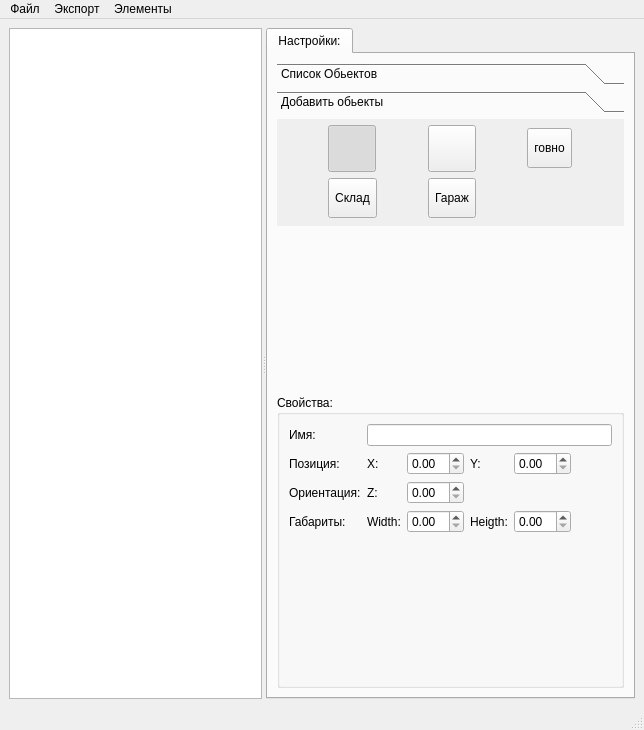
Old version of the form main_window.ui in the repository AlexLexx706/scene_editor.
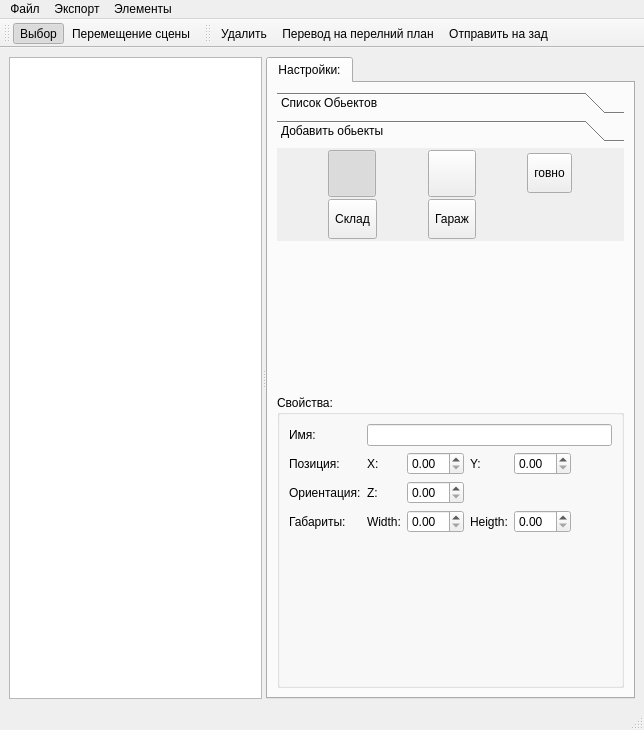
New version of the form. Icons and pictures are not drawn. Custom widgets are drawn as their Qt base class.

```diff
--- a/main_window.ui
+++ b/main_window.ui
@@ -27,6 +27,14 @@
        <property name="horizontalScrollBarPolicy">
         <enum>Qt::ScrollBarAlwaysOff</enum>
        </property>
+       <property name="sceneRect">
+        <rectf>
+         <x>-500.000000000000000</x>
+         <y>-500.000000000000000</y>
+         <width>1000.000000000000000</width>
+         <height>1000.000000000000000</height>
+        </rectf>
+       </property>
        <property name="renderHints">
         <set>QPainter::Antialiasing|QPainter::HighQualityAntialiasing</set>
        </property>
@@ -91,7 +99,7 @@
               <x>0</x>
               <y>0</y>
               <width>332</width>
-              <height>114</height>
+              <height>98</height>
              </rect>
             </property>
             <attribute name="label">
@@ -416,6 +424,33 @@
    <addaction name="menu_elements"/>
   </widget>
   <widget class="QStatusBar" name="statusbar"/>
+  <widget class="QToolBar" name="toolBar">
+   <property name="windowTitle">
+    <string>toolBar</string>
+   </property>
+   <attribute name="toolBarArea">
+    <enum>TopToolBarArea</enum>
+   </attribute>
+   <attribute name="toolBarBreak">
+    <bool>false</bool>
+   </attribute>
+   <addaction name="action_select_state"/>
+   <addaction name="action_drag_scene"/>
+  </widget>
+  <widget class="QToolBar" name="toolBar_2">
+   <property name="windowTitle">
+    <string>toolBar_2</string>
+   </property>
+   <attribute name="toolBarArea">
+    <enum>TopToolBarArea</enum>
+   </attribute>
+   <attribute name="toolBarBreak">
+    <bool>false</bool>
+   </attribute>
+   <addaction name="action_remove"/>
+   <addaction name="action_bring_to_front"/>
+   <addaction name="action_send_to_back"/>
+  </widget>
   <action name="action_save">
    <property name="text">
     <string>Сохранить</string>
@@ -439,6 +474,51 @@
     <string>Del</string>
    </property>
   </action>
+  <action name="action_select_state">
+   <property name="checkable">
+    <bool>true</bool>
+   </property>
+   <property name="checked">
+    <bool>true</bool>
+   </property>
+   <property name="icon">
+    <iconset resource="resourses.qrc">
+     <normaloff>:/images/pointer.png</normaloff>:/images/pointer.png</iconset>
+   </property>
+   <property name="text">
+    <string>Выбор</string>
+   </property>
+  </action>
+  <action name="action_drag_scene">
+   <property name="checkable">
+    <bool>true</bool>
+   </property>
+   <property name="icon">
+    <iconset resource="resourses.qrc">
+     <normaloff>:/images/Drag.png</normaloff>:/images/Drag.png</iconset>
+   </property>
+   <property name="text">
+    <string>Перемещение сцены</string>
+   </property>
+  </action>
+  <action name="action_bring_to_front">
+   <property name="icon">
+    <iconset resource="resourses.qrc">
+     <normaloff>:/images/bringtofront.png</normaloff>:/images/bringtofront.png</iconset>
+   </property>
+   <property name="text">
+    <string>Перевод на перелний план</string>
+   </property>
+  </action>
+  <action name="action_send_to_back">
+   <property name="icon">
+    <iconset resource="resourses.qrc">
+     <normaloff>:/images/sendtoback.png</normaloff>:/images/sendtoback.png</iconset>
+   </property>
+   <property name="text">
+    <string>Отправить на зад</string>
+   </property>
+  </action>
  </widget>
  <customwidgets>
   <customwidget>
@@ -446,6 +526,11 @@
    <extends>QGraphicsView</extends>
    <header>graphic_scene.graphic_view</header>
   </customwidget>
+  <customwidget>
+   <class>DragToolButton</class>
+   <extends>QToolButton</extends>
+   <header>drag_tool_button</header>
+  </customwidget>
  </customwidgets>
  <resources>
   <include location="resourses.qrc"/>
```
Left out of the diff: 18 changed lines with no effect on the pictures.
